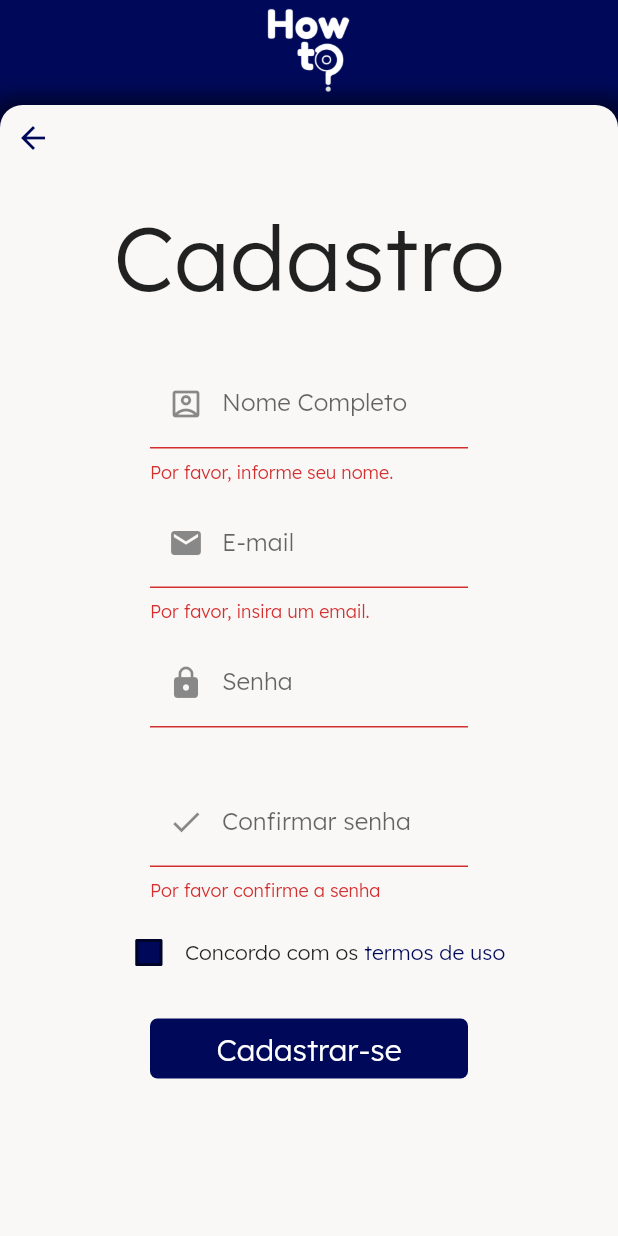
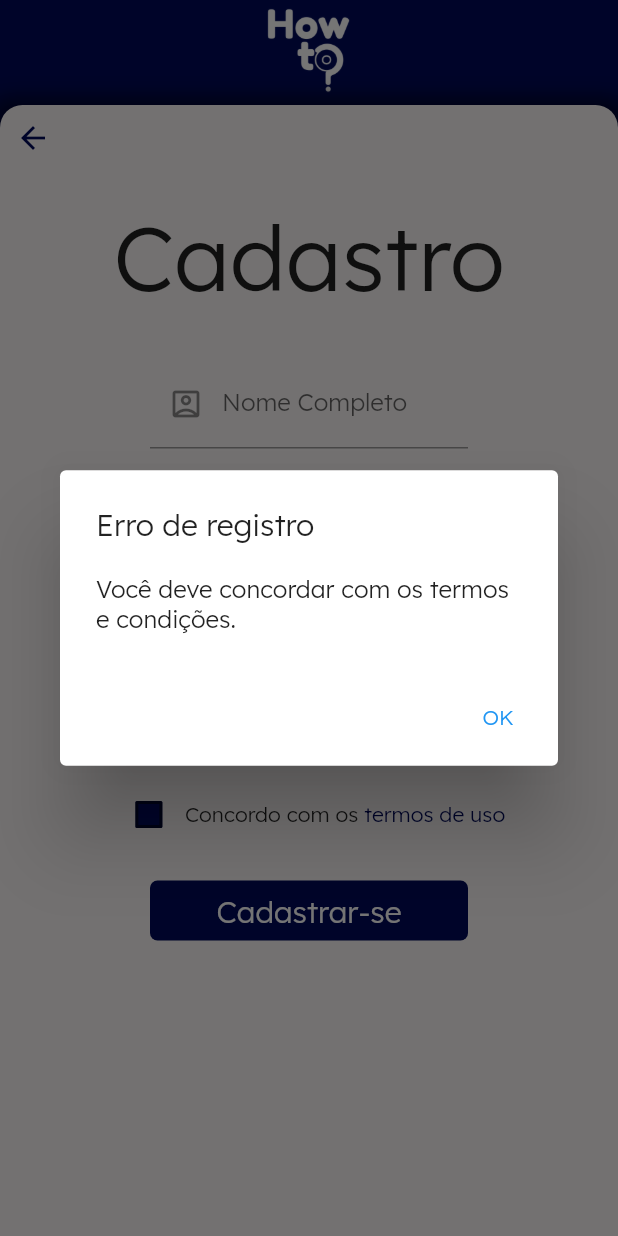
Before and after one commit to KlotJota/how_to, a Flutter app: the UserRegisterPage screen opened directly, after a tap on "Cadastrar-se", on a phone screen of 412 x 824 dp. Run offline on Flutter 3.47's test engine with Material 2 defaults, Android fonts, the phone set to English and light mode, and no system bars; our stand-ins replace cloud_firestore, firebase_auth, firebase_core, firebase_storage, get, image_picker; accounts and stored records are empty.

Commit message:
esconder texto funcional e ajuste no nome e logo.

```diff
--- a/lib/Views/register/components/register-form.dart
+++ b/lib/Views/register/components/register-form.dart
@@ -19,8 +19,9 @@ String email = '';
 String password = '';
 String _confirmPassword = '';
 String imagem = '';
-
 bool isChecked = false;
+bool _passVisible = false;
+bool _checkPassVisible = false;
 
 FirebaseAuth auth = FirebaseAuth.instance;
 FirebaseFirestore firestore = FirebaseFirestore.instance;
@@ -177,10 +178,20 @@ class _RegisterFormState extends State<RegisterForm> {
               margin: EdgeInsets.only(bottom: 10),
               width: MediaQuery.of(context).size.width - 200,
               child: TextFormField(
-                obscureText: true,
+                obscureText: !_passVisible,
                 decoration: InputDecoration(
                   prefixIcon: Icon(Icons.lock),
-                  labelText: "Senha",
+                  labelText: 'Senha',
+                  suffixIcon: IconButton(
+                    icon: Icon(
+                      _passVisible ? Icons.visibility : Icons.visibility_off,
+                    ),
+                    onPressed: () {
+                      setState(() {
+                        _passVisible = !_passVisible;
+                      });
+                    },
+                  ),
                 ),
                 autovalidateMode: AutovalidateMode.onUserInteraction,
                 onSaved: (value) => password = value!,
@@ -199,10 +210,22 @@ class _RegisterFormState extends State<RegisterForm> {
               margin: EdgeInsets.only(bottom: 10),
               width: MediaQuery.of(context).size.width - 200,
               child: TextFormField(
-                obscureText: true,
+                obscureText: !_checkPassVisible,
                 decoration: InputDecoration(
                   prefixIcon: Icon(Icons.check),
-                  labelText: "Confirmar senha",
+                  labelText: 'Confirmar Senha',
+                  suffixIcon: IconButton(
+                    icon: Icon(
+                      _checkPassVisible
+                          ? Icons.visibility
+                          : Icons.visibility_off,
+                    ),
+                    onPressed: () {
+                      setState(() {
+                        _checkPassVisible = !_checkPassVisible;
+                      });
+                    },
+                  ),
                 ),
                 autovalidateMode: AutovalidateMode.onUserInteraction,
                 validator: (value) {
@@ -246,15 +269,37 @@ class _RegisterFormState extends State<RegisterForm> {
               ],
             ),
             GestureDetector(
-              onTap: () => register(context),
               child: Container(
                 margin: EdgeInsets.only(top: 20),
                 width: MediaQuery.of(context).size.width - 200,
                 height: 40,
-                padding: EdgeInsets.only(top: 8),
                 decoration: BoxDecoration(
                   color: Color.fromRGBO(0, 9, 89, 1),
-                    borderRadius: BorderRadius.circular(5)),
+                  borderRadius: BorderRadius.circular(5),
+                ),
+                child: TextButton(
+                  onPressed: () {
+                    if (!isChecked) {
+                      showDialog(
+                        context: context,
+                        builder: (context) => AlertDialog(
+                          title: Text('Erro de registro'),
+                          content: Text(
+                              'Você deve concordar com os termos e condições.'),
+                          actions: [
+                            TextButton(
+                              child: Text('OK'),
+                              onPressed: () {
+                                Navigator.pop(context);
+                              },
+                            ),
+                          ],
+                        ),
+                      );
+                    } else {
+                      register(context);
+                    }
+                  },
                   child: Text(
                     'Cadastrar-se',
                     textAlign: TextAlign.center,
@@ -262,6 +307,7 @@ class _RegisterFormState extends State<RegisterForm> {
                   ),
                 ),
               ),
+            )
           ],
         ),
       ),
```
Also changed, not shown: lib/Views/login/components/login_form.dart (+12 -4 lines), pubspec.yaml (+13 -6 lines), assets/confirm-password-icon.svg (deleted), images/Agua.jpg (deleted), images/lucas.jpeg (deleted), images/mateus.png (deleted), images/perfil.jpeg (deleted), pubspec.lock, 28 other files. Lines whose indentation alone changed are shown as unchanged.
